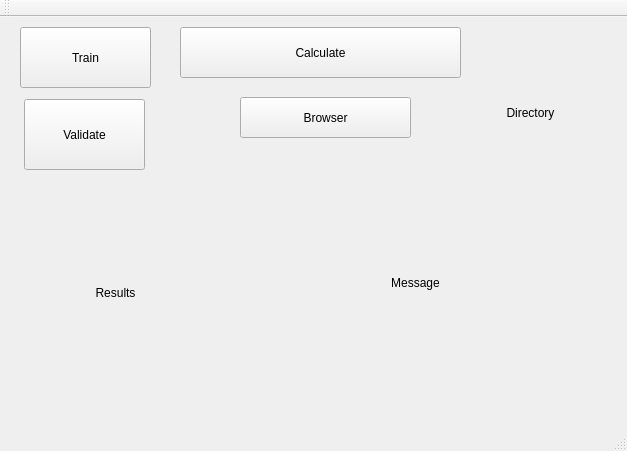
This is GridFace/GridFace/gridface.ui in pardalhan/Exjobb as Qt 5 draws it before an edit. The edited form follows.
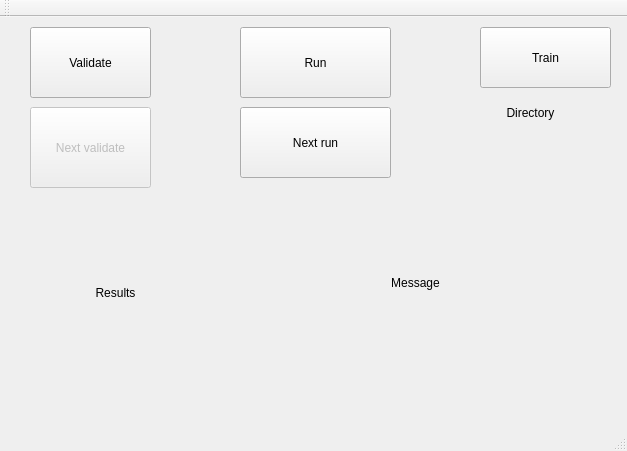
This is the edited form.

```diff
--- a/GridFace/GridFace/gridface.ui
+++ b/GridFace/GridFace/gridface.ui
@@ -17,14 +17,14 @@
    <widget class="QPushButton" name="btn_run">
     <property name="geometry">
      <rect>
-      <x>180</x>
-      <y>10</y>
-      <width>281</width>
-      <height>51</height>
+      <x>240</x>
+      <y>90</y>
+      <width>151</width>
+      <height>71</height>
      </rect>
     </property>
     <property name="text">
-     <string>Calculate</string>
+     <string>Next run</string>
     </property>
    </widget>
    <widget class="QLabel" name="lbl_msg">
@@ -47,19 +47,19 @@
     <property name="geometry">
      <rect>
       <x>240</x>
-      <y>80</y>
-      <width>171</width>
-      <height>41</height>
+      <y>10</y>
+      <width>151</width>
+      <height>71</height>
      </rect>
     </property>
     <property name="text">
-     <string>Browser</string>
+     <string>Run</string>
     </property>
    </widget>
    <widget class="QPushButton" name="btn_train">
     <property name="geometry">
      <rect>
-      <x>20</x>
+      <x>480</x>
       <y>10</y>
       <width>131</width>
       <height>61</height>
@@ -72,8 +72,8 @@
    <widget class="QPushButton" name="btn_validate">
     <property name="geometry">
      <rect>
-      <x>24</x>
-      <y>82</y>
+      <x>30</x>
+      <y>10</y>
       <width>121</width>
       <height>71</height>
      </rect>
@@ -114,6 +114,22 @@
      <set>Qt::AlignCenter</set>
     </property>
    </widget>
+   <widget class="QPushButton" name="btn_next_validate">
+    <property name="enabled">
+     <bool>false</bool>
+    </property>
+    <property name="geometry">
+     <rect>
+      <x>30</x>
+      <y>90</y>
+      <width>121</width>
+      <height>81</height>
+     </rect>
+    </property>
+    <property name="text">
+     <string>Next validate</string>
+    </property>
+   </widget>
   </widget>
   <widget class="QMenuBar" name="menuBar">
    <property name="geometry">
```
Left out of the diff: 2 changed lines with no effect on the pictures.
